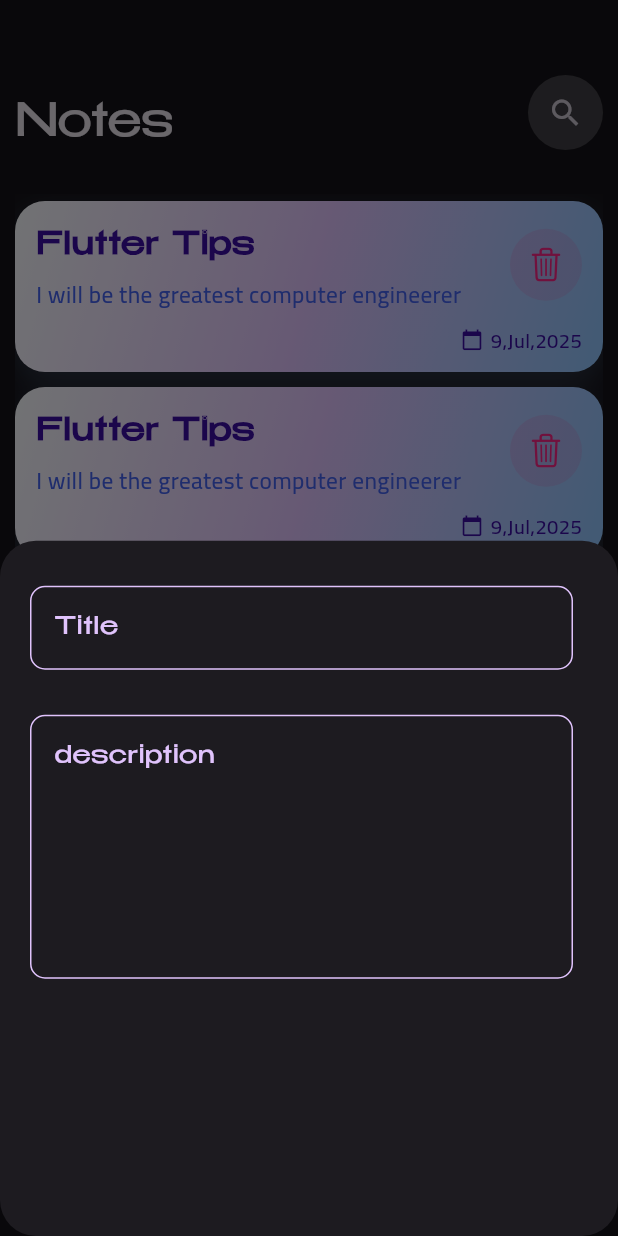
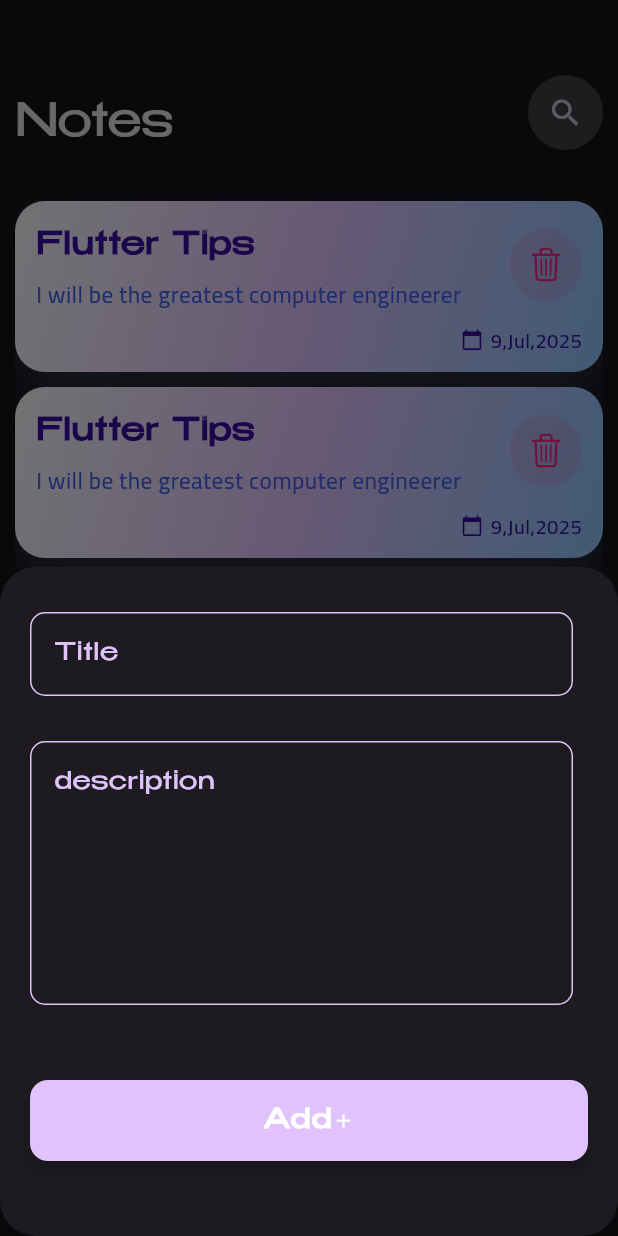
Before and after one commit to m7mdyasin/notes_app, a Flutter app: the screen it shows after launch, after a tap on the "add" icon, on a phone screen of 412 x 824 dp. Run offline on Flutter 3.47's test engine with Material 3 defaults, Android fonts, the phone set to English and light mode, and no system bars.

Commit message:
finish notes botton sheet

```diff
--- /dev/null
+++ b/lib/constant.dart
@@ -0,0 +1,3 @@
+import 'dart:ui';
+
+final Color kPrimaryColor = Color(0xFFe0c3fc);
--- a/lib/views/widgets/add_note_bottom_sheet.dart
+++ b/lib/views/widgets/add_note_bottom_sheet.dart
@@ -1,4 +1,5 @@
 import 'package:flutter/material.dart';
+import 'package:notes_app/views/widgets/custom_button.dart';
 import 'package:notes_app/views/widgets/custoum_text_field.dart';
 
 class AddNoteBottomSheet extends StatelessWidget {
@@ -6,11 +7,19 @@ class AddNoteBottomSheet extends StatelessWidget {
 
   @override
   Widget build(BuildContext context) {
-    return Column(
-      children: [
-        CustoumTextField(hint: 'Title'),
-        CustoumTextField(hint: 'description', maxLines: 6),
-      ],
+    return SingleChildScrollView(
+      child: Column(
+        children: [
+          CustoumTextField(hint: 'Title'),
+          CustoumTextField(hint: 'description', maxLines: 6),
+          SizedBox(height: 50),
+          Padding(
+            padding: const EdgeInsets.symmetric(horizontal: 20),
+            child: CustomButton(),
+          ),
+          SizedBox(height: 50),
+        ],
+      ),
     );
   }
 }
--- /dev/null
+++ b/lib/views/widgets/custom_button.dart
@@ -0,0 +1,39 @@
+import 'package:flutter/material.dart';
+import 'package:notes_app/constant.dart';
+
+class CustomButton extends StatelessWidget {
+  const CustomButton({super.key});
+
+  @override
+  Widget build(BuildContext context) {
+    return Container(
+      width: MediaQuery.of(context).size.width,
+      child: ElevatedButton(
+        onPressed: () {},
+        style: ElevatedButton.styleFrom(
+          backgroundColor: kPrimaryColor,
+          foregroundColor: Colors.white,
+          padding: const EdgeInsets.symmetric(vertical: 14),
+          shape: RoundedRectangleBorder(
+            borderRadius: BorderRadius.circular(12),
+          ),
+          elevation: 3,
+        ),
+        child: Row(
+          mainAxisAlignment: MainAxisAlignment.center,
+          children: [
+            Text(
+              'Add',
+              style: const TextStyle(
+                fontSize: 18,
+                letterSpacing: 1.1,
+                fontWeight: FontWeight.bold,
+              ),
+            ),
+            Icon(Icons.add, size: 15),
+          ],
+        ),
+      ),
+    );
+  }
+}
--- a/lib/views/widgets/custoum_text_field.dart
+++ b/lib/views/widgets/custoum_text_field.dart
@@ -1,4 +1,5 @@
 import 'package:flutter/material.dart';
+import 'package:notes_app/constant.dart';
 
 class CustoumTextField extends StatelessWidget {
   const CustoumTextField({super.key, required this.hint, this.maxLines = 1});
@@ -11,12 +12,12 @@ class CustoumTextField extends StatelessWidget {
       padding: const EdgeInsets.only(top: 30, right: 30, left: 20),
       child: TextField(
         maxLines: maxLines,
-        cursorColor: Color(0xFFe0c3fc),
+        cursorColor: kPrimaryColor,
         decoration: InputDecoration(
           hintText: hint,
-          hintStyle: TextStyle(color: Color(0xFFe0c3fc)),
+          hintStyle: TextStyle(color: kPrimaryColor),
           border: buildBorder(Color(0xFF3a0ca3)),
-          enabledBorder: buildBorder(Color(0xFFe0c3fc)),
+          enabledBorder: buildBorder(kPrimaryColor),
           focusedBorder: buildBorder(Color(0xFF3a0ca3)),
         ),
       ),
```
